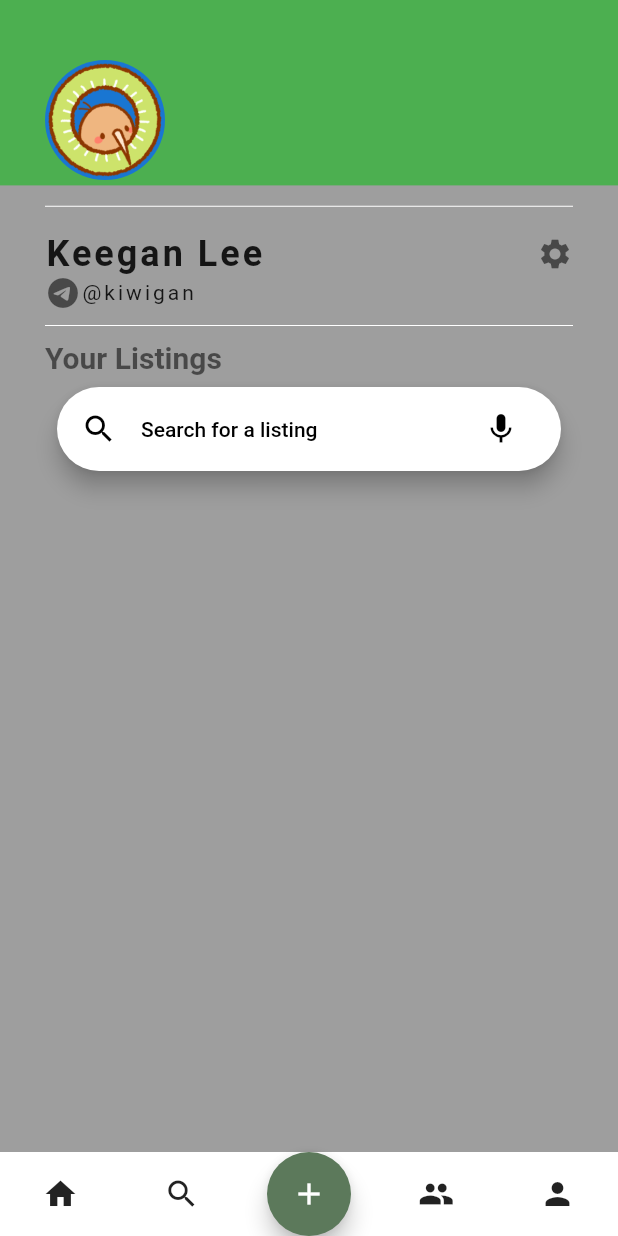
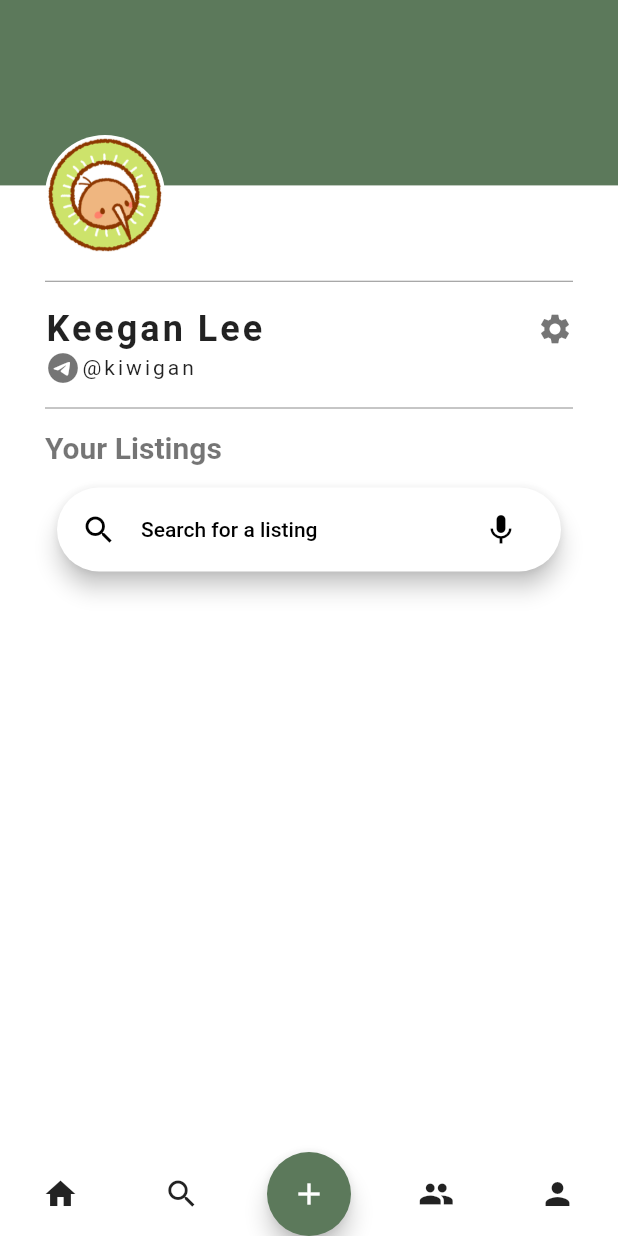
Before and after one commit to garrysjh/NTUMart, a Flutter app: the ProfileScreen screen opened directly, on a phone screen of 412 x 824 dp. Run offline on Flutter 3.47's test engine with Material 2 defaults, Android fonts, the phone set to English and light mode, and no system bars; our stand-ins replace camera, connectivity_plus, font_awesome_flutter, image_picker, shared_preferences; missing offline and left inert: dart:ffi, dialog_flowtter; accounts and stored records are empty; project files that could hold a hidden picture were left out.

Commit message:
redesign of profile

```diff
--- a/frontend/lib/body.dart
+++ b/frontend/lib/body.dart
@@ -14,20 +14,22 @@ class Body extends StatelessWidget {
       children: <Widget>[
         Container(
           height: MediaQuery.of(context).size.height * .15,
-          color: Colors.green,
+          color: const Color(0xFF5C795B),
         ),
         Padding(
             padding: const EdgeInsets.fromLTRB(30.0, 40.0, 30.0, 0.0),
             child: Column(
               crossAxisAlignment: CrossAxisAlignment.start,
               children: <Widget>[
+                SizedBox(height: 50),
                 CircleAvatar(
+                  backgroundColor: Color.fromRGBO(255,255, 255, 1),
                   backgroundImage: AssetImage('assets/profilepic.png'),
                   radius: 40.0,
                 ),
                 Divider(
                   height: 35.0,
-                  color: Colors.white,
+                  color: Colors.black45,
                 ),
                 Row(
                   mainAxisAlignment: MainAxisAlignment.spaceBetween,
@@ -61,8 +63,8 @@ class Body extends StatelessWidget {
                   ],
                 ),
                 Divider(
-                  height: 20.0,
-                  color: Colors.white,
+                  height: 30.0,
+                  color: Colors.black45,
                 ),
                 Row(
                   children: <Widget>[
@@ -77,7 +79,7 @@ class Body extends StatelessWidget {
                   ],
                 ),
                 Padding(
-                  padding: const EdgeInsets.all(8.0),
+                  padding: const EdgeInsets.fromLTRB(8.0,15.0,8.0, 15.0),
                   child: SearchBar(
                     padding: const MaterialStatePropertyAll<EdgeInsets>(
                         EdgeInsets.symmetric(horizontal: 16.0)),
--- a/frontend/lib/pages/profile.dart
+++ b/frontend/lib/pages/profile.dart
@@ -74,7 +74,7 @@ class ProfileScreen extends StatelessWidget {
   Widget build(BuildContext context) {
     print("test");
     return Scaffold(
-        backgroundColor: Colors.grey,
+        backgroundColor: const Color(0xFFFFFFFF),
         body: Stack(
           children: <Widget>[
             Body(),
```
Also changed, not shown: frontend/pubspec.lock.
